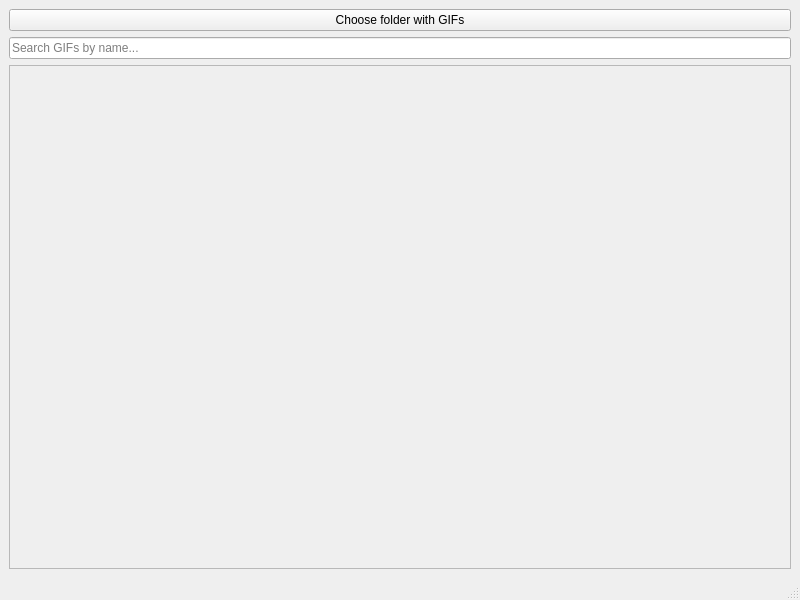
Old version of the form mainwindow.ui in the repository DOCtorKamski/gifmanager.
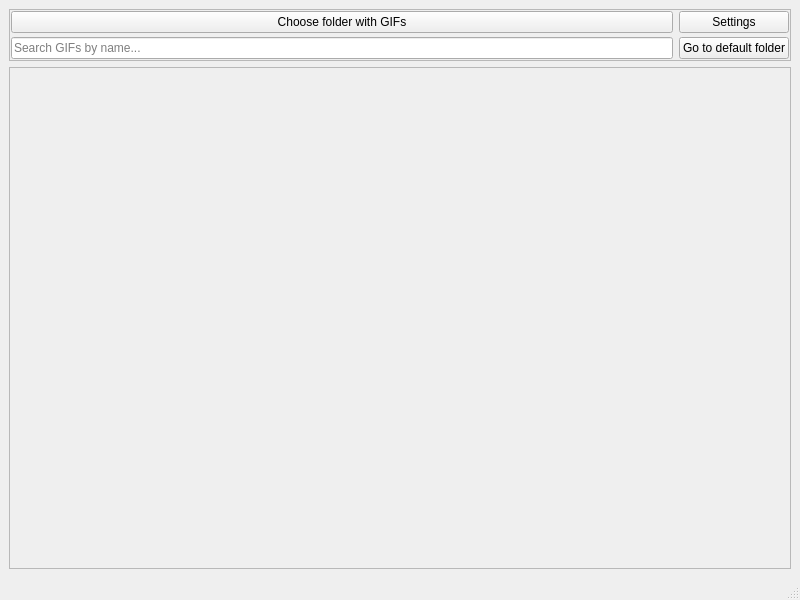
New version of the form.

Commit message: raw but working settings using QSettings

Patch:
```diff
--- a/mainwindow.ui
+++ b/mainwindow.ui
@@ -16,17 +16,61 @@
   <widget class="QWidget" name="centralwidget">
    <layout class="QVBoxLayout" name="verticalLayout">
     <item>
-     <widget class="QPushButton" name="chooseButton">
-      <property name="text">
-       <string>Choose folder with GIFs</string>
+     <widget class="QFrame" name="frame">
+      <property name="frameShape">
+       <enum>QFrame::Shape::StyledPanel</enum>
       </property>
-     </widget>
-    </item>
-    <item>
-     <widget class="QLineEdit" name="searchEdit">
-      <property name="placeholderText">
-       <string>Search GIFs by name...</string>
+      <property name="frameShadow">
+       <enum>QFrame::Shadow::Raised</enum>
       </property>
+      <layout class="QGridLayout" name="gridLayout_2">
+       <property name="leftMargin">
+        <number>1</number>
+       </property>
+       <property name="topMargin">
+        <number>1</number>
+       </property>
+       <property name="rightMargin">
+        <number>1</number>
+       </property>
+       <property name="bottomMargin">
+        <number>1</number>
+       </property>
+       <property name="horizontalSpacing">
+        <number>6</number>
+       </property>
+       <property name="verticalSpacing">
+        <number>4</number>
+       </property>
+       <item row="1" column="0">
+        <widget class="QLineEdit" name="searchEdit">
+         <property name="placeholderText">
+          <string>Search GIFs by name...</string>
+         </property>
+        </widget>
+       </item>
+       <item row="0" column="0">
+        <widget class="QPushButton" name="chooseButton">
+         <property name="text">
+          <string>Choose folder with GIFs</string>
+         </property>
+        </widget>
+       </item>
+       <item row="0" column="1">
+        <widget class="QPushButton" name="settingButton">
+         <property name="text">
+          <string>Settings</string>
+         </property>
+        </widget>
+       </item>
+       <item row="1" column="1">
+        <widget class="QPushButton" name="defaultButton">
+         <property name="text">
+          <string>Go to default folder</string>
+         </property>
+        </widget>
+       </item>
+      </layout>
      </widget>
     </item>
     <item>
@@ -40,7 +84,7 @@
          <x>0</x>
          <y>0</y>
          <width>780</width>
-         <height>480</height>
+         <height>475</height>
         </rect>
        </property>
        <layout class="QGridLayout" name="gridLayout"/>
```
Left out of the diff: 2 changed lines with no effect on the pictures. The commit also changes 8 other files.
